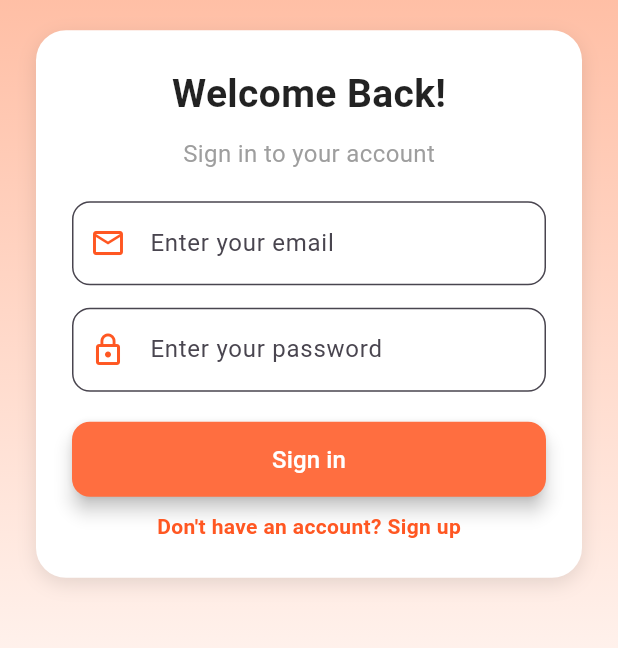
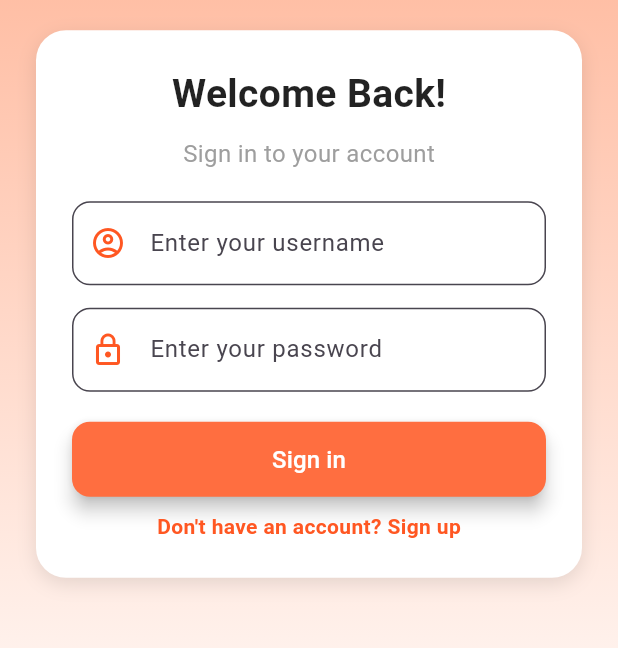
Before and after one commit to quochungg/ChatFPT.Mobile, a Flutter app: the screen it shows after launch, on a phone screen of 412 x 824 dp, the part 404-1052 px from its top. Run offline on Flutter 3.47's test engine with Material 3 defaults, Android fonts, the phone set to English and light mode, and no system bars.

Commit message:
update fetchAPI login

```diff
--- a/lib/screens/login_screen.dart
+++ b/lib/screens/login_screen.dart
@@ -1,7 +1,7 @@
 import 'package:flutter/material.dart';
 import '../widgets/custom_text_field.dart';
 import '../widgets/custom_button.dart';
-import '../services/auth_service.dart';
+import '../services/auth_service.dart'; // Đảm bảo import đúng
 import 'admin_dashboard_screen.dart'; // Import AdminDashboardScreen
 
 class LoginScreen extends StatefulWidget {
@@ -12,7 +12,7 @@ class LoginScreen extends StatefulWidget {
 }
 
 class _LoginScreenState extends State<LoginScreen> with SingleTickerProviderStateMixin {
-  final TextEditingController emailController = TextEditingController();
+  final TextEditingController userNameController = TextEditingController();
   final TextEditingController passwordController = TextEditingController();
   bool isLoading = false;
   late AnimationController _controller;
@@ -42,19 +42,36 @@ class _LoginScreenState extends State<LoginScreen> with SingleTickerProviderStat
       isLoading = true;
     });
 
+    // Lấy giá trị từ controller và kiểm tra xem có trống không
+    String userName = userNameController.text.trim();
+    String password = passwordController.text.trim();
+
+    // Log giá trị của userName và password để kiểm tra
+    print("Username: $userName, Password: $password");
+
+    // Kiểm tra nếu username hoặc password là rỗng hoặc null
+    if (userName.isEmpty || password.isEmpty) {
+      ScaffoldMessenger.of(context).showSnackBar(
+        const SnackBar(content: Text("Please fill in both fields")),
+      );
+      setState(() {
+        isLoading = false;
+      });
+      return; // Dừng hàm nếu có trường trống
+    }
+
     try {
-      bool success = await AuthService.login(
-        emailController.text,
-        passwordController.text,
-      );
+      // Kiểm tra đăng nhập
+      bool success = await AuthService.login(userName, password);
 
       if (success) {
         Navigator.pushReplacement(
           context,
-          MaterialPageRoute(builder: (context) => const AdminDashboardScreen()), // Chuyển đến Dashboard
+          MaterialPageRoute(builder: (context) => const AdminDashboardScreen()),
         );
       }
     } catch (e) {
+      // Xử lý lỗi và hiển thị thông báo
       ScaffoldMessenger.of(context).showSnackBar(
         SnackBar(content: Text(e.toString())),
       );
@@ -119,10 +136,10 @@ class _LoginScreenState extends State<LoginScreen> with SingleTickerProviderStat
                           const Text("Sign in to your account", style: TextStyle(fontSize: 16, color: Colors.grey)),
                           const SizedBox(height: 20),
                           CustomTextField(
-                            controller: emailController,
-                            hintText: "Enter your email",
+                            controller: userNameController,
+                            hintText: "Enter your username",
                             isPassword: false,
-                            icon: Icons.email_outlined,
+                            icon: Icons.account_circle_outlined,
                           ),
                           const SizedBox(height: 15),
                           CustomTextField(
--- a/lib/services/auth_service.dart
+++ b/lib/services/auth_service.dart
@@ -1,11 +1,35 @@
+import 'dart:convert';
+import 'package:http/http.dart' as http;
+
 class AuthService {
-  static Future<bool> login(String email, String password) async {
-    await Future.delayed(const Duration(seconds: 2)); // Giả lập delay API
+  static Future<bool> login(String userName, String password) async {
+    // Kiểm tra xem userName và password có null hay không
+    if (userName.isEmpty || password.isEmpty) {
+      throw Exception('Username and password cannot be empty');
+    }
 
-    if (email == "admin@example.com" && password == "password123") {
-      return true;
-    } else {
-      throw Exception("Invalid email or password");
+    final String apiUrl = 'https://chatfpt-ehd7bmcvacendfh8.eastasia-01.azurewebsites.net/api/auth/login';
+
+    try {
+      final response = await http.post(
+        Uri.parse(apiUrl),
+        headers: {'Content-Type': 'application/json'},
+        body: json.encode({
+          'userName': userName,
+          'password': password,
+        }),
+      );
+
+      if (response.statusCode == 200) {
+        final Map<String, dynamic> responseData = json.decode(response.body);
+        String token = responseData['data']['tokenResponse']['accessToken']; // Lấy token từ phản hồi
+        print('Token received: $token'); // Log token để kiểm tra
+        return true; // Đăng nhập thành công
+      } else {
+        throw Exception('Invalid username or password');
+      }
+    } catch (e) {
+      throw Exception('Failed to login: $e');
     }
   }
 }
--- a/pubspec.yaml
+++ b/pubspec.yaml
@@ -18,7 +18,7 @@ dependencies:
 
   # Thư viện icon cho iOS
   cupertino_icons: ^1.0.8
-  http: ^0.13.3
+  http: ^0.13.4  # Cập nhật lên phiên bản mới nhất
 
 # Dependencies cho phát triển và kiểm thử
 dev_dependencies:
```
